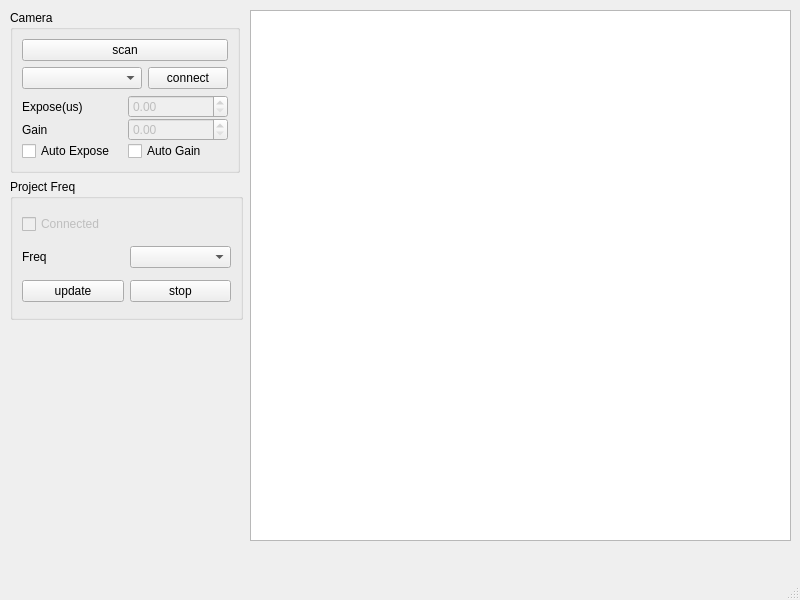
This is sfdi-ui/ui/MainWindow.ui in xiaotang2333333/sfdi_cpp as Qt 5 draws it before an edit. The edited form follows.
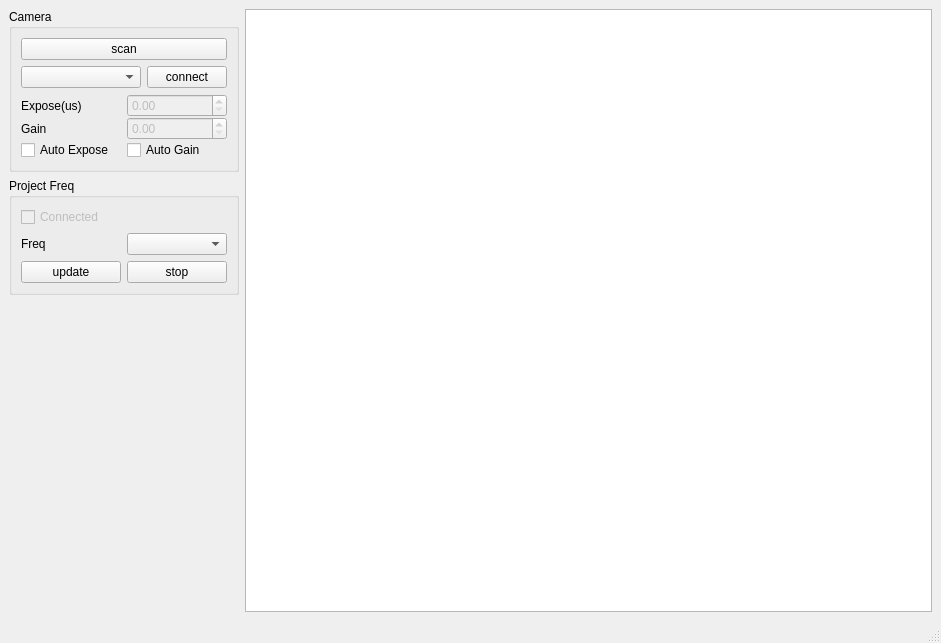
This is the edited form.

```diff
--- a/sfdi-ui/ui/MainWindow.ui
+++ b/sfdi-ui/ui/MainWindow.ui
@@ -6,33 +6,16 @@
    <rect>
     <x>0</x>
     <y>0</y>
-    <width>800</width>
-    <height>600</height>
+    <width>941</width>
+    <height>643</height>
    </rect>
   </property>
   <property name="windowTitle">
    <string>MainWindow</string>
   </property>
   <widget class="QWidget" name="centralWidget">
-   <widget class="QGraphicsView" name="graphicsView_CamView">
-    <property name="geometry">
-     <rect>
-      <x>250</x>
-      <y>10</y>
-      <width>541</width>
-      <height>531</height>
-     </rect>
-    </property>
-   </widget>
-   <widget class="QWidget" name="layoutWidget">
-    <property name="geometry">
-     <rect>
-      <x>10</x>
-      <y>10</y>
-      <width>233</width>
-      <height>310</height>
-     </rect>
-    </property>
+   <layout class="QHBoxLayout" name="horizontalLayout_3" stretch="0,1">
+    <item>
     <layout class="QVBoxLayout" name="verticalLayout_3">
      <item>
       <widget class="QGroupBox" name="groupBox_Cam">
@@ -103,6 +86,12 @@
             <property name="enabled">
              <bool>true</bool>
             </property>
+             <property name="sizePolicy">
+              <sizepolicy hsizetype="Minimum" vsizetype="Fixed">
+               <horstretch>0</horstretch>
+               <verstretch>0</verstretch>
+              </sizepolicy>
+             </property>
             <property name="text">
              <string>connect</string>
             </property>
@@ -197,9 +186,6 @@
               <height>16777215</height>
              </size>
             </property>
-            <property name="maximum">
-             <double>100000000.000000000000000</double>
-            </property>
            </widget>
           </item>
          </layout>
@@ -212,6 +198,12 @@
        <property name="enabled">
         <bool>true</bool>
        </property>
+        <property name="sizePolicy">
+         <sizepolicy hsizetype="Maximum" vsizetype="Maximum">
+          <horstretch>0</horstretch>
+          <verstretch>0</verstretch>
+         </sizepolicy>
+        </property>
        <property name="title">
         <string>Project Freq</string>
        </property>
@@ -248,6 +240,12 @@
          <layout class="QHBoxLayout" name="horizontalLayout_4">
           <item>
            <widget class="QPushButton" name="pushButton_UpdateFreq">
+             <property name="minimumSize">
+              <size>
+               <width>100</width>
+               <height>0</height>
+              </size>
+             </property>
             <property name="text">
              <string>update</string>
             </property>
@@ -255,6 +253,12 @@
           </item>
           <item>
            <widget class="QPushButton" name="pushButton_StopProject">
+             <property name="minimumSize">
+              <size>
+               <width>100</width>
+               <height>0</height>
+              </size>
+             </property>
             <property name="text">
              <string>stop</string>
             </property>
@@ -265,8 +269,41 @@
        </layout>
       </widget>
      </item>
-    </layout>
-   </widget>
+      <item>
+       <spacer name="verticalSpacer">
+        <property name="orientation">
+         <enum>Qt::Orientation::Vertical</enum>
+        </property>
+        <property name="sizeHint" stdset="0">
+         <size>
+          <width>20</width>
+          <height>40</height>
+         </size>
+        </property>
+       </spacer>
+      </item>
+     </layout>
+    </item>
+    <item>
+     <widget class="QGraphicsView" name="graphicsView_CamView">
+      <property name="sizePolicy">
+       <sizepolicy hsizetype="Preferred" vsizetype="Preferred">
+        <horstretch>0</horstretch>
+        <verstretch>0</verstretch>
+       </sizepolicy>
+      </property>
+      <property name="minimumSize">
+       <size>
+        <width>500</width>
+        <height>500</height>
+       </size>
+      </property>
+      <property name="frameShape">
+       <enum>QFrame::Shape::StyledPanel</enum>
+      </property>
+     </widget>
+    </item>
+   </layout>
   </widget>
   <widget class="QMenuBar" name="menubar">
    <property name="geometry">
```
Left out of the diff: 2 changed lines with no effect on the pictures. Lines whose indentation alone changed are shown as unchanged.
